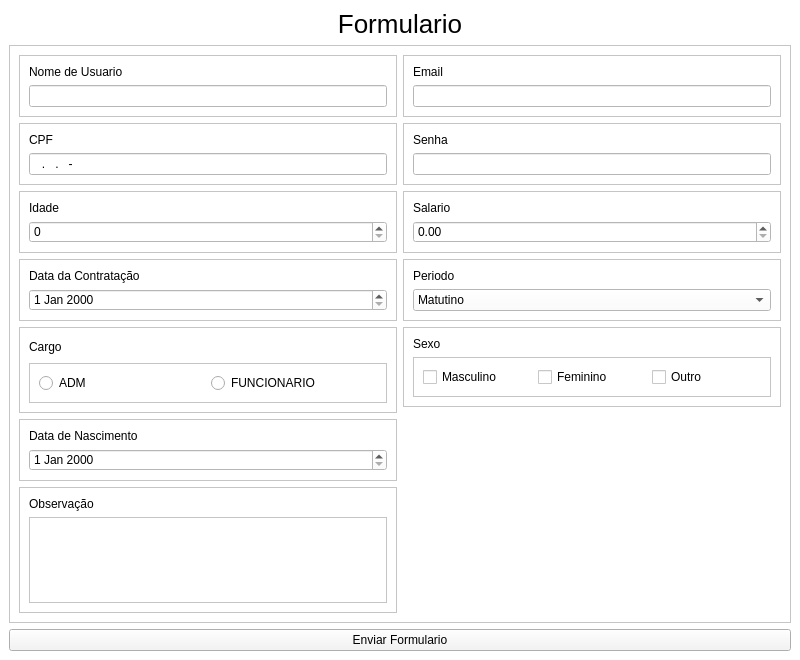
Above: projeto_pyside/ui_formulario.ui from CelsoLucas/ListadeExercicios before the change. Below: the same form after it.
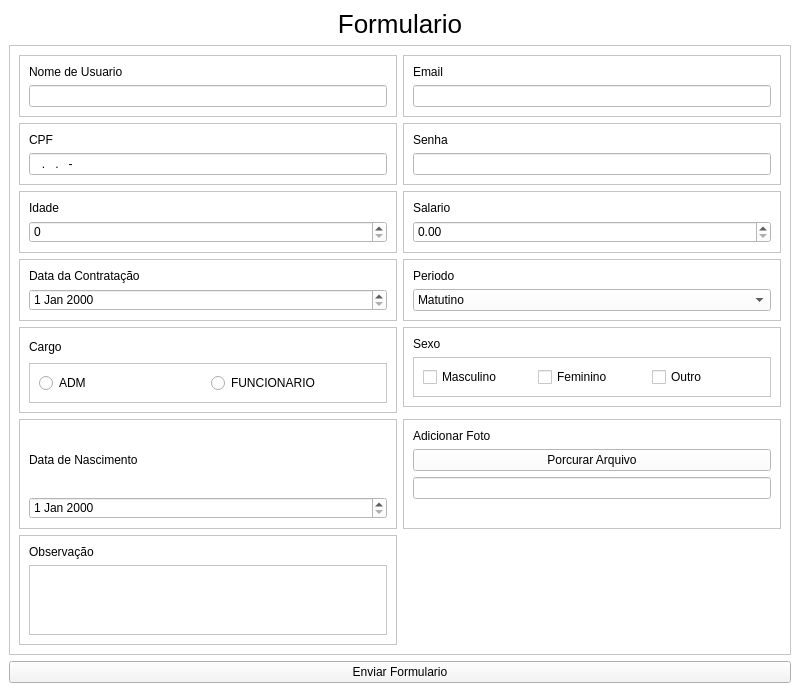
That is the form after the change.

```diff
--- a/projeto_pyside/ui_formulario.ui
+++ b/projeto_pyside/ui_formulario.ui
@@ -435,6 +435,42 @@
          </layout>
         </widget>
        </item>
+       <item row="8" column="1">
+        <widget class="QFrame" name="layout_adc_foto">
+         <property name="frameShape">
+          <enum>QFrame::Shape::StyledPanel</enum>
+         </property>
+         <property name="frameShadow">
+          <enum>QFrame::Shadow::Raised</enum>
+         </property>
+         <layout class="QVBoxLayout" name="verticalLayout_13">
+          <item>
+           <widget class="QLabel" name="txt_adc_foto">
+            <property name="text">
+             <string>Adicionar Foto</string>
+            </property>
+           </widget>
+          </item>
+          <item>
+           <widget class="QPushButton" name="btn_procurar_arquivo">
+            <property name="text">
+             <string>Porcurar Arquivo</string>
+            </property>
+           </widget>
+          </item>
+          <item>
+           <widget class="QLineEdit" name="input_arquivo"/>
+          </item>
+          <item>
+           <widget class="QLabel" name="layout_img">
+            <property name="text">
+             <string/>
+            </property>
+           </widget>
+          </item>
+         </layout>
+        </widget>
+       </item>
       </layout>
      </widget>
     </item>
```
